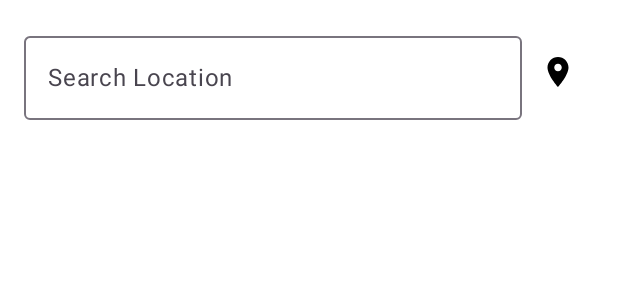
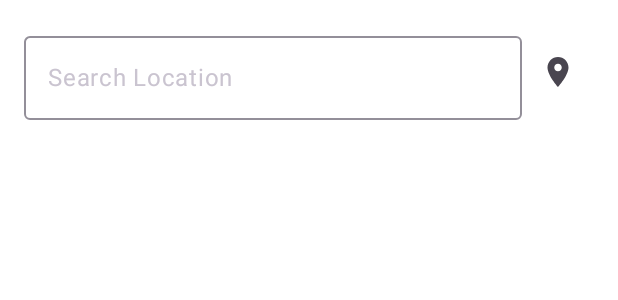
Before and after one commit to rnstewart/weather-platform-kmp, an Android app built with Jetpack Compose: the @Preview function PreviewWeatherSearchScreen, on a phone screen of 412 x 824 dp. Shown: the top 300 px of the screen. Run offline under Robolectric (Android 15) with nearby library versions, the phone set to English and light mode, and no system bars; pictures from the network do not load; 1 statement that could not run was skipped.

Commit message:
Android: Fixed theming for dark mode.

```diff
--- a/androidWeatherPlatform/src/main/java/com/zmosoft/weatherplatform/android/compose/WeatherPlatformTheme.kt
+++ b/androidWeatherPlatform/src/main/java/com/zmosoft/weatherplatform/android/compose/WeatherPlatformTheme.kt
@@ -24,13 +24,15 @@ fun WeatherPlatformTheme(
         darkColorScheme(
             primary = Color(0xFFBB86FC),
             secondary = Color(0xFF03DAC5),
-            tertiary = Color(0xFF3700B3)
+            tertiary = Color(0xFF3700B3),
+            background = Color.Black
         )
     } else {
         lightColorScheme(
             primary = Color(0xFF6200EE),
             secondary = Color(0xFF03DAC5),
-            tertiary = Color(0xFF3700B3)
+            tertiary = Color(0xFF3700B3),
+            background = Color.White
         )
     }
     val typography = Typography(
--- a/androidWeatherPlatform/src/main/java/com/zmosoft/weatherplatform/android/compose/weather/WeatherSearchScreen.kt
+++ b/androidWeatherPlatform/src/main/java/com/zmosoft/weatherplatform/android/compose/weather/WeatherSearchScreen.kt
@@ -10,7 +10,7 @@ import androidx.compose.material3.*
 import androidx.compose.runtime.*
 import androidx.compose.ui.Alignment
 import androidx.compose.ui.Modifier
-import androidx.compose.ui.graphics.Color
+import androidx.compose.ui.graphics.ColorFilter
 import androidx.compose.ui.layout.ContentScale
 import androidx.compose.ui.platform.LocalContext
 import androidx.compose.ui.platform.LocalFocusManager
@@ -48,7 +48,6 @@ fun WeatherSearchScreen(
 
     Column(
         modifier = modifier
-            .background(color = Color.White)
             .padding(16.dp)
             .fillMaxSize(),
         horizontalAlignment = Alignment.CenterHorizontally
@@ -89,7 +88,8 @@ fun WeatherSearchScreen(
                 ) {
                     Image(
                         imageVector = Icons.Filled.List,
-                        contentDescription = null
+                        contentDescription = null,
+                        colorFilter = ColorFilter.tint(color = MaterialTheme.colorScheme.surfaceVariant)
                     )
                 }
 
@@ -102,7 +102,8 @@ fun WeatherSearchScreen(
                 ) {
                     Image(
                         imageVector = Icons.Filled.Search,
-                        contentDescription = null
+                        contentDescription = null,
+                        colorFilter = ColorFilter.tint(color = MaterialTheme.colorScheme.surfaceVariant)
                     )
                 }
             } else {
@@ -115,17 +116,20 @@ fun WeatherSearchScreen(
                 ) {
                     Image(
                         imageVector = Icons.Filled.LocationOn,
-                        contentDescription = null
+                        contentDescription = null,
+                        colorFilter = ColorFilter.tint(color = MaterialTheme.colorScheme.surfaceVariant)
                     )
                 }
             }
         }
 
-        if (loading) {
+        when {
+            loading -> {
                 CircularProgressIndicator(
                     modifier = Modifier.size(80.dp)
                 )
-        } else if (autocompleteResults.isNotEmpty()) {
+            }
+            autocompleteResults.isNotEmpty() -> {
                 LazyColumn(
                     modifier = Modifier
                         .weight(1.0f)
@@ -158,7 +162,8 @@ fun WeatherSearchScreen(
                         }
                     }
                 )
-        } else if (weatherData != null) {
+            }
+            weatherData != null -> {
                 Text(
                     modifier = Modifier.padding(bottom = 16.dp),
                     text = weatherData.name ?: "",
@@ -232,6 +237,7 @@ fun WeatherSearchScreen(
             }
         }
     }
+}
 
 @Preview
 @Composable
@@ -245,7 +251,9 @@ fun PreviewWeatherSearchScreen() {
             )
         )
     ) {
-        WeatherPlatformTheme {
+        WeatherPlatformTheme(
+            darkTheme = true
+        ) {
             WeatherSearchScreen(
                 onLocationClicked = {}
             )
```
Lines whose indentation alone changed are shown as unchanged.
